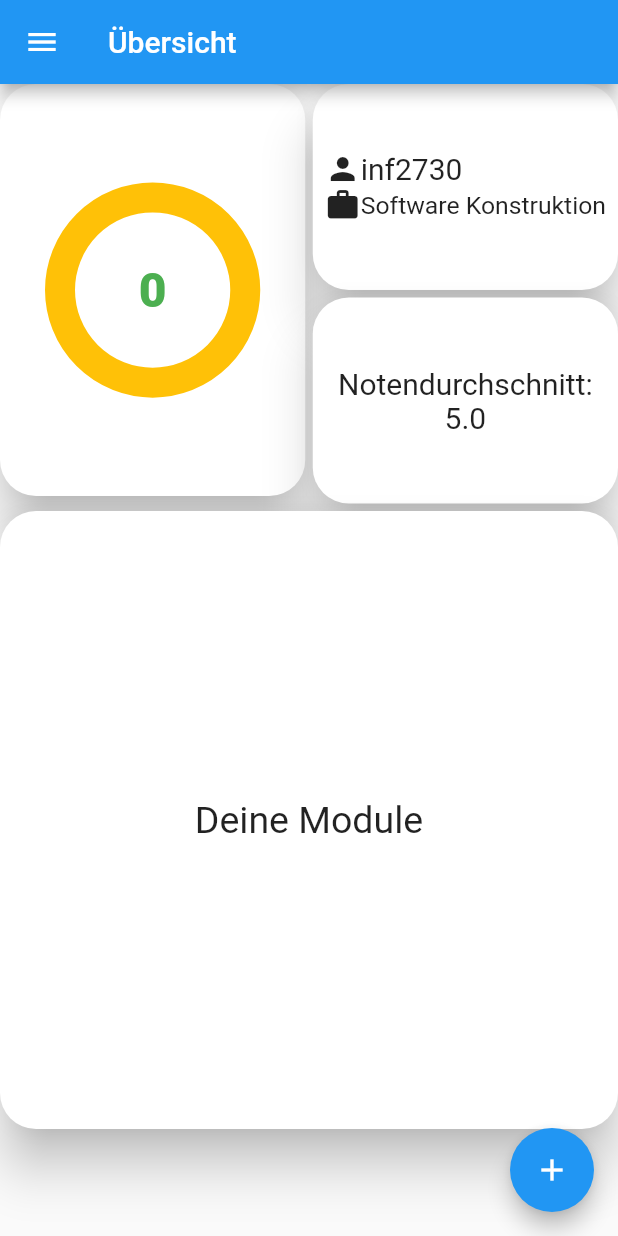
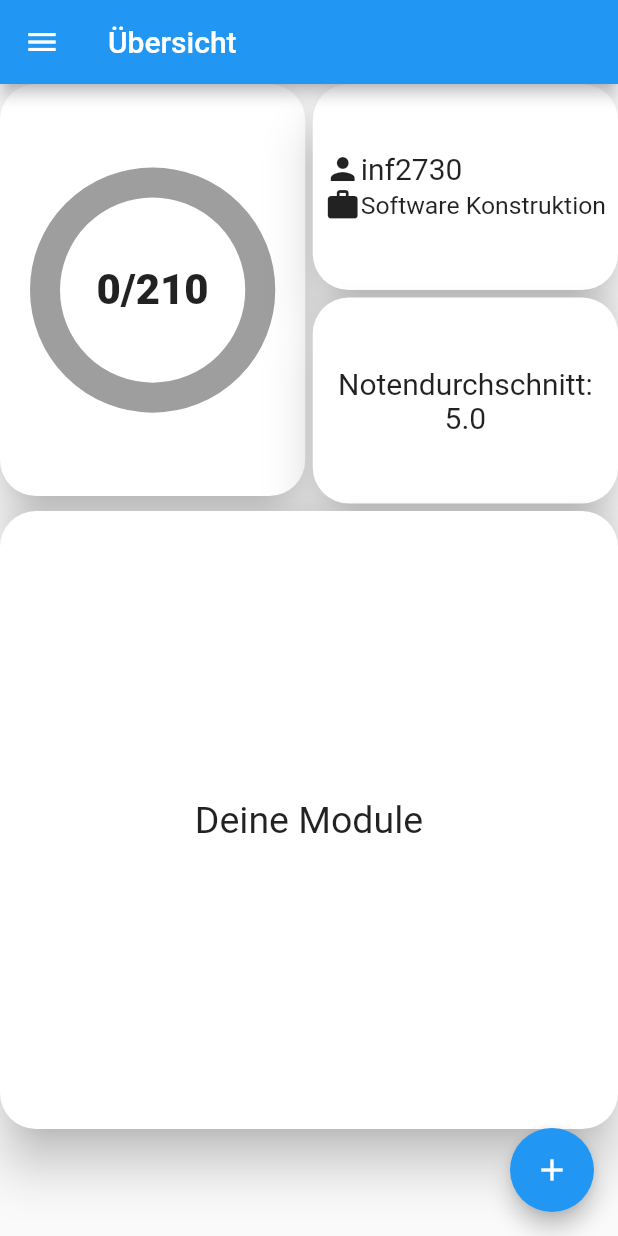
Before and after one commit to AlfredTachi/MyStudyBuddy2020, a Flutter app: the screen it shows after launch, on a phone screen of 412 x 824 dp. Run offline on Flutter 3.47's test engine with Material 2 defaults, Android fonts, the phone set to English and light mode, and no system bars; our stand-ins replace photo_view, webview_flutter.

Commit message:
prepared progressbar for presentation

```diff
--- a/lib/dashboard/progress_bar/progress_bar.dart
+++ b/lib/dashboard/progress_bar/progress_bar.dart
@@ -17,7 +17,7 @@ class ProgressPainter extends CustomPainter {
   getPaint(Color color) {
     return Paint()
       ..color = color
-      ..strokeCap = StrokeCap.round
+      ..strokeCap = StrokeCap.square
       ..style = PaintingStyle.stroke
       ..strokeWidth = circleWidth;
   }
@@ -32,8 +32,8 @@ class ProgressPainter extends CustomPainter {
 
     canvas.drawCircle(center, radius, defaultCirclePaint);
 
-    double arcAngle = 2 * pi * (compltetedPercentage / 100);
-    canvas.drawArc(Rect.fromCircle(center: center, radius: radius), -pi / 2,
+    double arcAngle = 2 * pi * (compltetedPercentage / maxCreditPoints);
+    canvas.drawArc(Rect.fromCircle(center: center, radius: radius), -pi / 2.1,
         arcAngle, false, progressCirclePaint);
   }
 
@@ -43,34 +43,46 @@ class ProgressPainter extends CustomPainter {
   }
 }
 
+int creditPoints;
+int maxCreditPoints;
+
 class ProgressBar extends StatefulWidget {
+  final int progressAnimationDuration;
+
+  ProgressBar(
+    int cpIn,
+    int maxCpIn, {
+    this.progressAnimationDuration = 1000,
+    Key key,
+  }) {
+    creditPoints = cpIn;
+    maxCreditPoints = maxCpIn;
+  }
+
   @override
   State<StatefulWidget> createState() => ProgressBarState();
 }
 
 class ProgressBarState extends State<ProgressBar>
     with SingleTickerProviderStateMixin {
-  double _percentage;
-  double _nextPercentage;
   AnimationController _progressAnimationController;
 
   @override
   initState() {
     super.initState();
-    _percentage = 0;
-    _nextPercentage = 0;
     initAnimationsController();
   }
 
   initAnimationsController() {
     _progressAnimationController = AnimationController(
       vsync: this,
-      duration: Duration(milliseconds: 1000),
+      duration: Duration(milliseconds: widget.progressAnimationDuration),
     )..addListener(
         () {
           setState(() {
-            _percentage = lerpDouble(_percentage, _nextPercentage,
-                _progressAnimationController.value);
+            creditPoints = lerpDouble(creditPoints, maxCreditPoints,
+                    _progressAnimationController.value)
+                .round();
           });
         },
       );
@@ -78,21 +90,22 @@ class ProgressBarState extends State<ProgressBar>
 
   publishProgress() {
     setState(() {
-      _percentage = _nextPercentage;
-      _nextPercentage += 10;
-      if (_nextPercentage > 100.0) {
-        _percentage = 0.0;
-        _nextPercentage = 0.0;
+      creditPoints += 6;
+      if (creditPoints >= maxCreditPoints) {
+        creditPoints = maxCreditPoints;
       }
       _progressAnimationController.forward(from: 0.0);
     });
   }
 
   getProgressText() {
-    return Text(
-      "${_nextPercentage.toInt()}",
-      style: TextStyle(
-          fontSize: 32, fontWeight: FontWeight.w800, color: Colors.green),
+    return FittedBox(
+      fit: BoxFit.cover,
+      child: Text(
+        creditPoints.toString() + "/" + maxCreditPoints.toString(),
+        style: TextStyle(
+            fontSize: 28, fontWeight: FontWeight.w800),
+      ),
     );
   }
 
@@ -102,9 +115,9 @@ class ProgressBarState extends State<ProgressBar>
         child: getProgressText(),
       ),
       foregroundPainter: ProgressPainter(
-        defaultCircleColor: Colors.amber,
-        percentageCompletedCircleColor: Colors.green,
-        compltetedPercentage: _percentage,
+        defaultCircleColor: Colors.grey,
+        percentageCompletedCircleColor: Colors.orange,
+        compltetedPercentage: double.tryParse(creditPoints.toString()),
         circleWidth: 20,
       ),
     );
@@ -114,7 +127,6 @@ class ProgressBarState extends State<ProgressBar>
   Widget build(BuildContext context) {
     return Center(
       child: Container(
-          padding: EdgeInsets.all(10),
           margin: EdgeInsets.all(30),
           child: progressView()),
     );
--- a/lib/dashboard/staggered_view_dashboard/StaggeredView.dart
+++ b/lib/dashboard/staggered_view_dashboard/StaggeredView.dart
@@ -2,13 +2,13 @@ import 'package:flutter_staggered_grid_view/flutter_staggered_grid_view.dart';
 import 'package:flutter/material.dart';
 import '../progress_bar/progress_bar.dart';
 
-Material progress(ProgressBar progressBar) {
+Material progress(Widget progressBar) {
   return Material(
     color: Colors.white,
     elevation: 14.0,
     shadowColor: Colors.black,
     borderRadius: BorderRadius.circular(24.0),
-    child: ProgressBar(),
+    child: progressBar,
   );
 }
 
@@ -56,9 +56,12 @@ Material grades(String heading, double grades) {
         child: Column(
           mainAxisAlignment: MainAxisAlignment.center,
           children: <Widget>[
-
-            FittedBox(fit: BoxFit.cover,child: Text(heading, style: TextStyle(fontSize: 20))),
-            FittedBox(fit: BoxFit.cover,child: Text(grades.toString(), style: TextStyle(fontSize: 20)))
+            FittedBox(
+                fit: BoxFit.cover,
+                child: Text(heading, style: TextStyle(fontSize: 20))),
+            FittedBox(
+                fit: BoxFit.cover,
+                child: Text(grades.toString(), style: TextStyle(fontSize: 20)))
           ],
         ),
       ));
@@ -89,6 +92,9 @@ class StaggeredView extends StatefulWidget {
 }
 
 class _StaggeredViewState extends State<StaggeredView> {
+  int creditPoints = 0;
+  int maxCreditPoints = 210;
+
   @override
   Widget build(BuildContext context) {
     double screenHeight = MediaQuery.of(context).size.height;
@@ -101,7 +107,13 @@ class _StaggeredViewState extends State<StaggeredView> {
           crossAxisSpacing: 5,
           mainAxisSpacing: 5,
           children: <Widget>[
-            progress(ProgressBar()),
+            progress(GestureDetector(
+                onTap: () {
+                  setState(() {
+                    creditPoints += 6;
+                  });
+                },
+                child: ProgressBar(creditPoints, maxCreditPoints))),
             persondetails(
                 Icons.person, "inf2730", Icons.work, "Software Konstruktion"),
             grades("Notendurchschnitt:", 5.0),
```
